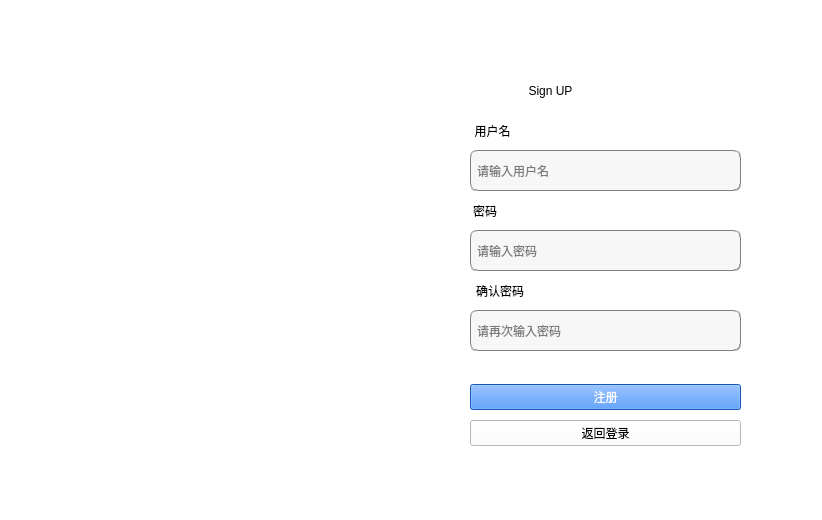
Above: register1.ui from Blizzard-cyber/FILE-BACKUP before the change. Below: the same form after it.
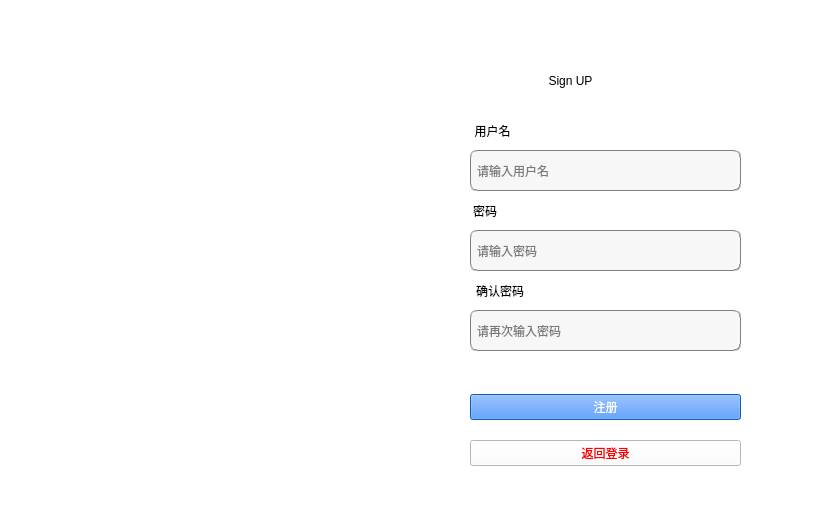
That is the form after the change.

```diff
--- a/register1.ui
+++ b/register1.ui
@@ -73,8 +73,8 @@
   <widget class="QLabel" name="register_2">
    <property name="geometry">
     <rect>
-     <x>460</x>
-     <y>70</y>
+     <x>480</x>
+     <y>60</y>
      <width>181</width>
      <height>41</height>
     </rect>
@@ -136,7 +136,7 @@
      <x>470</x>
      <y>380</y>
      <width>271</width>
-     <height>70</height>
+     <height>101</height>
     </rect>
    </property>
    <layout class="QVBoxLayout" name="verticalLayout">
@@ -144,6 +144,7 @@
      <widget class="QPushButton" name="button_reg">
       <property name="styleSheet">
        <string notr="true">background-color: rgb(29, 123, 255);
+color: qradialgradient(spread:pad, cx:0.5, cy:0.5, radius:0.5, fx:0.5, fy:0.5, stop:0 rgba(0, 0, 0, 0), stop:0.52 rgba(0, 0, 0, 0), stop:0.565 rgba(82, 121, 76, 33), stop:0.65 rgba(159, 235, 148, 64), stop:0.721925 rgba(255, 238, 150, 129), stop:0.77 rgba(255, 128, 128, 204), stop:0.89 rgba(191, 128, 255, 64), stop:1 rgba(0, 0, 0, 0));
 color: rgb(255, 255, 255);</string>
       </property>
       <property name="text">
@@ -154,7 +155,8 @@
     <item>
      <widget class="QPushButton" name="return_button">
       <property name="styleSheet">
-       <string notr="true"/>
+       <string notr="true">font: 75 11pt &quot;Tlwg Typewriter&quot;;
+color: qlineargradient(spread:pad, x1:0, y1:0, x2:1, y2:0, stop:0 rgba(255, 0, 0, 255), stop:0.166 rgba(255, 255, 0, 255), stop:0.333 rgba(0, 255, 0, 255), stop:0.5 rgba(0, 255, 255, 255), stop:0.666 rgba(0, 0, 255, 255), stop:0.833 rgba(255, 0, 255, 255), stop:1 rgba(255, 0, 0, 255));</string>
       </property>
       <property name="text">
        <string>返回登录</string>
```
